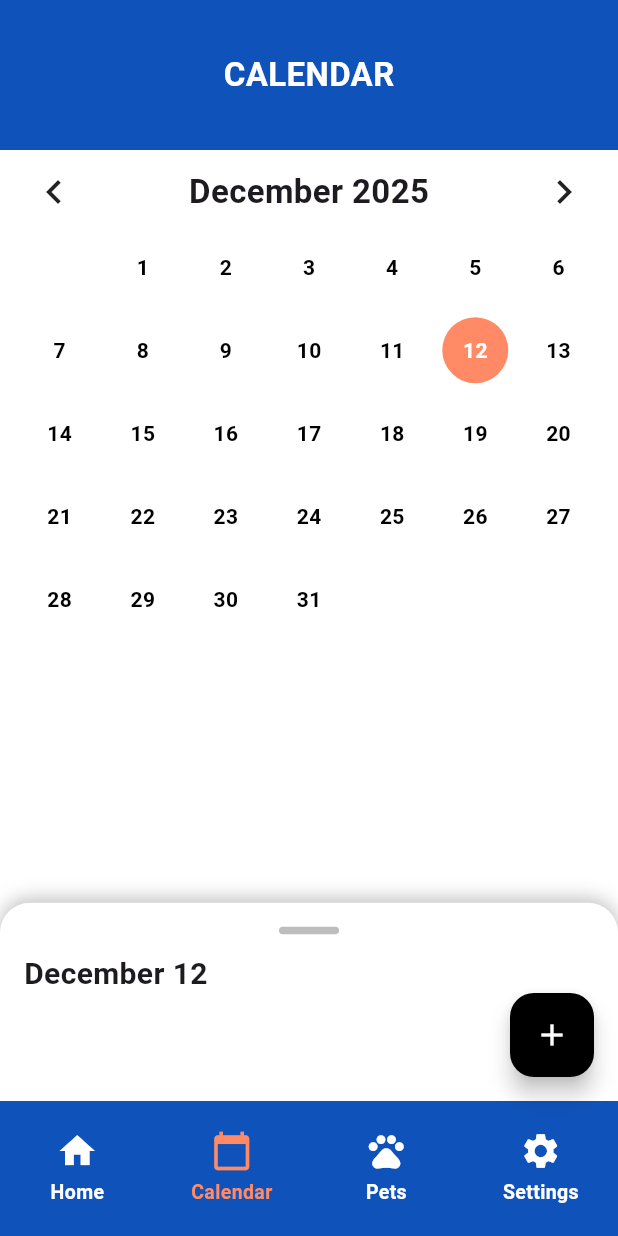
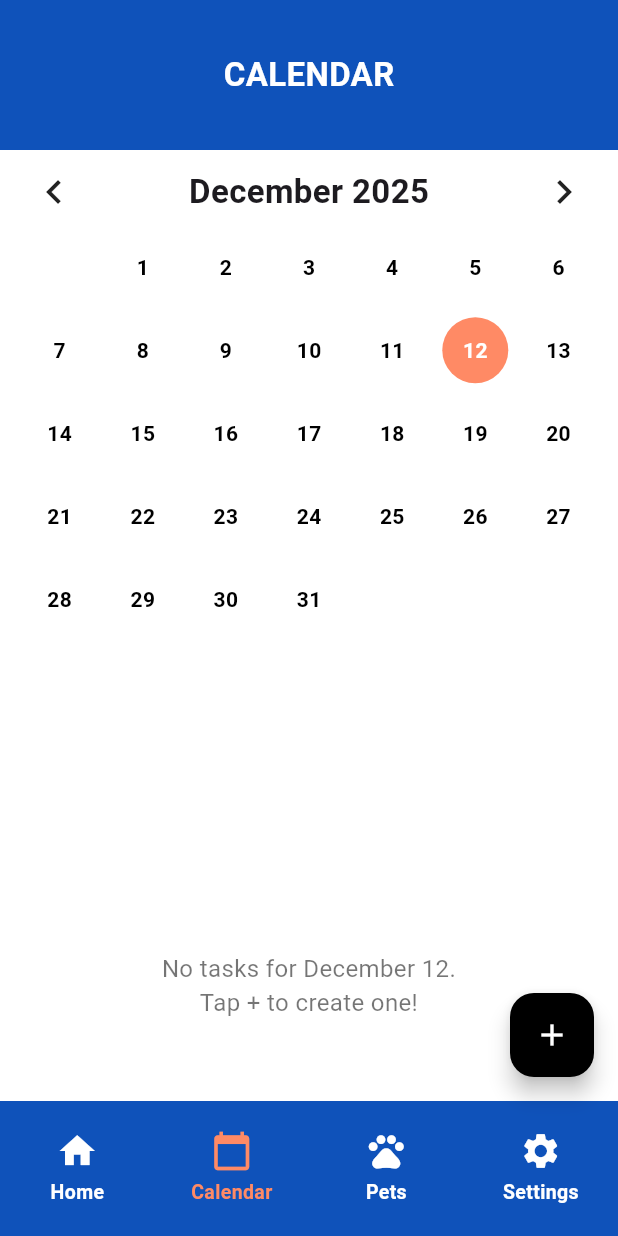
Before and after one commit to Solares10/PetMinder2.0, a Flutter app: the CalendarScreen screen opened by its route, on a phone screen of 412 x 824 dp. Run offline on Flutter 3.47's test engine with Material 3 defaults, Android fonts, the phone set to English and light mode, and no system bars; our stand-ins replace cloud_firestore, file_picker, firebase_auth, firebase_core, firebase_storage, image_picker; accounts and stored records are empty.

Commit message:
updates calendar screen so scroll works

```diff
--- a/lib/screens/calendar_screen.dart
+++ b/lib/screens/calendar_screen.dart
@@ -4,7 +4,7 @@ import 'package:firebase_auth/firebase_auth.dart';
 import 'package:intl/intl.dart';
 
 import 'package:petminder_flutter/widgets/bottom_nav.dart';
-import 'package:petminder_flutter/screens/filter_screen.dart'; // For AppFilters
+import 'package:petminder_flutter/screens/filter_screen.dart';
 
 class CalendarScreen extends StatefulWidget {
   const CalendarScreen({super.key});
@@ -17,28 +17,13 @@ class _CalendarScreenState extends State<CalendarScreen> {
   DateTime focusedMonth = DateTime.now();
   DateTime selectedDay = DateTime.now();
 
+  // key: "yyyy-MM-dd" → list of tasks
   Map<String, List<Map<String, dynamic>>> tasksByDay = {};
-
-  // Adding controller
-  late DraggableScrollableController _sheetController;
-  double _sheetSize = 0.18;
 
   @override
   void initState() {
     super.initState();
-    _sheetController = DraggableScrollableController();
-    _sheetController.addListener(() {
-      setState(() {
-        _sheetSize = _sheetController.size;
-      });
-    });
     loadMonthTasks();
-  }
-
-  @override
-  void dispose() {
-    _sheetController.dispose();
-    super.dispose();
   }
 
   // LOAD ALL TASKS FOR THE MONTH
@@ -85,32 +70,36 @@ class _CalendarScreenState extends State<CalendarScreen> {
     setState(() => tasksByDay = map);
   }
 
-  // Widget: Mini Week Bar
+  // ---------------- MINI 3-WEEK CALENDAR ----------------
   Widget _miniThreeWeekCalendar() {
     // Start of selected week (Sunday)
     final startOfCurrentWeek = selectedDay.subtract(
       Duration(days: selectedDay.weekday % 7),
     );
 
-    // Previous week
-    final startOfPrevWeek = startOfCurrentWeek.subtract(const Duration(days: 7));
+    final startOfPrevWeek =
+    startOfCurrentWeek.subtract(const Duration(days: 7));
+    final startOfNextWeek =
+    startOfCurrentWeek.add(const Duration(days: 7));
 
-    // Next week
-    final startOfNextWeek = startOfCurrentWeek.add(const Duration(days: 7));
+    // Weekday labels for the header row (Sun..Sat) based on current week
+    final headerDays =
+    List.generate(7, (i) => startOfCurrentWeek.add(Duration(days: i)));
 
-    // Helper: builds ONE week row
+    // Helper: builds ONE week row (numbers + dots only)
     Widget buildWeekRow(DateTime start) {
       final days = List.generate(7, (i) => start.add(Duration(days: i)));
 
       return Padding(
-        padding: const EdgeInsets.symmetric(vertical: 6),
+        padding: const EdgeInsets.symmetric(vertical: 4),
         child: Row(
           mainAxisAlignment: MainAxisAlignment.spaceBetween,
           children: days.map((date) {
             final key = DateFormat("yyyy-MM-dd").format(date);
-            final isSelected = DateFormat("yyyy-MM-dd").format(selectedDay) == key;
+            final isSelected =
+                DateFormat("yyyy-MM-dd").format(selectedDay) == key;
 
-            // Dot color logic (reuse exactly what your full grid uses)
+            // Dot color logic (reuse full grid logic)
             Color? dotColor;
             if (tasksByDay.containsKey(key)) {
               final tasks = tasksByDay[key]!;
@@ -129,34 +118,28 @@ class _CalendarScreenState extends State<CalendarScreen> {
 
             return GestureDetector(
               onTap: () {
+                final previousFocused = focusedMonth;
+
                 setState(() {
                   selectedDay = date;
 
-                  // If the tapped date is in a different month, update focusedMonth
-                  if (date.month != focusedMonth.month || date.year != focusedMonth.year) {
+                  if (date.month != focusedMonth.month ||
+                      date.year != focusedMonth.year) {
                     focusedMonth = DateTime(date.year, date.month);
                   }
                 });
 
-                // Reload tasks for the newly focused month
+                if (focusedMonth != previousFocused) {
                   loadMonthTasks();
+                }
               },
               child: Column(
+                mainAxisSize: MainAxisSize.min,
                 children: [
-                  // Weekday label (e.g., Mon, Tue)
-                  Text(
-                    DateFormat.E().format(date),
-                    style: TextStyle(
-                      fontSize: 12,
-                      color: isSelected ? Colors.blue : Colors.black54,
-                    ),
-                  ),
-                  const SizedBox(height: 4),
-
                   // Day circle
                   Container(
-                    width: 36,
-                    height: 36,
+                    width: 28,
+                    height: 28,
                     alignment: Alignment.center,
                     decoration: BoxDecoration(
                       shape: BoxShape.circle,
@@ -167,7 +150,7 @@ class _CalendarScreenState extends State<CalendarScreen> {
                     child: Text(
                       "${date.day}",
                       style: TextStyle(
-                        fontSize: 15,
+                        fontSize: 13,
                         fontWeight: FontWeight.bold,
                         color: isSelected ? Colors.white : Colors.black,
                       ),
@@ -177,9 +160,9 @@ class _CalendarScreenState extends State<CalendarScreen> {
                   // Dot (if tasks exist)
                   if (dotColor != null)
                     Container(
-                      width: 6,
-                      height: 6,
-                      margin: const EdgeInsets.only(top: 4),
+                      width: 4,
+                      height: 4,
+                      margin: const EdgeInsets.only(top: 2),
                       decoration: BoxDecoration(
                         shape: BoxShape.circle,
                         color: dotColor,
@@ -193,11 +176,41 @@ class _CalendarScreenState extends State<CalendarScreen> {
       );
     }
 
-    // Stack prev, current, next week vertically
+    // Full mini calendar: weekday header + 3 week rows
     return Padding(
-      padding: const EdgeInsets.symmetric(horizontal: 12),
+      padding: const EdgeInsets.symmetric(horizontal: 12, vertical: 4),
       child: Column(
+        mainAxisSize: MainAxisSize.min,
         children: [
+          // Weekday header row
+          Row(
+            mainAxisAlignment: MainAxisAlignment.spaceBetween,
+            children: headerDays.asMap().entries.map((entry) {
+              final index = entry.key;
+              final date = entry.value;
+
+              // Highlight the column that matches the selected day-of-week
+              final isSelectedDow =
+                  (selectedDay.weekday % 7) == (date.weekday % 7);
+
+              return SizedBox(
+                width: 28,
+                child: Center(
+                  child: Text(
+                    DateFormat.E().format(date),
+                    style: TextStyle(
+                      fontSize: 11,
+                      fontWeight:
+                      isSelectedDow ? FontWeight.bold : FontWeight.normal,
+                      color: isSelectedDow ? Colors.blue : Colors.black54,
+                    ),
+                  ),
+                ),
+              );
+            }).toList(),
+          ),
+          const SizedBox(height: 4),
+
           buildWeekRow(startOfPrevWeek),
           buildWeekRow(startOfCurrentWeek),
           buildWeekRow(startOfNextWeek),
@@ -207,7 +220,8 @@ class _CalendarScreenState extends State<CalendarScreen> {
   }
 
 
-  // --- UI STARTS HERE ---
+  // ---------------- UI ----------------
+
   @override
   Widget build(BuildContext context) {
     return Scaffold(
@@ -221,24 +235,32 @@ class _CalendarScreenState extends State<CalendarScreen> {
         child: const Icon(Icons.add, color: Colors.white),
       ),
 
-      body: Stack(
+      body: Column(
         children: [
-          Column(
-            children: [
+          // FIXED HEADER
           _header(),
-              _monthSelector(),
-              AnimatedCrossFade(
-                duration: const Duration(milliseconds: 200),
-                crossFadeState: _sheetSize <= 0.22
-                    ? CrossFadeState.showFirst
-                    : CrossFadeState.showSecond,
-                firstChild: _calendarGrid(),
-                secondChild: _miniThreeWeekCalendar(),
+
+          // SCROLLABLE AREA (month selector + calendar + tasks)
+          Expanded(
+            child: NestedScrollView(
+              headerSliverBuilder: (context, innerBoxIsScrolled) {
+                return [
+                  SliverPersistentHeader(
+                    pinned: true,
+                    delegate: _CalendarSliverDelegate(
+                      minHeight: 200,
+                      maxHeight: 480,
+                      buildMonthSelector: (context) => _monthSelector(),
+                      buildFull: (context) => _calendarGrid(),
+                      buildMini: (context) => _miniThreeWeekCalendar(),
                     ),
-            ],
                   ),
 
-          _taskSlideUpPanel(),
+                ];
+              },
+              body: _tasksListBody(),
+            ),
+          ),
         ],
       ),
     );
@@ -254,7 +276,10 @@ class _CalendarScreenState extends State<CalendarScreen> {
       child: const Text(
         "CALENDAR",
         style: TextStyle(
-            color: Colors.white, fontSize: 22, fontWeight: FontWeight.bold),
+          color: Colors.white,
+          fontSize: 22,
+          fontWeight: FontWeight.bold,
+        ),
       ),
     );
   }
@@ -274,10 +299,14 @@ class _CalendarScreenState extends State<CalendarScreen> {
                     DateTime(focusedMonth.year, focusedMonth.month - 1);
               });
               loadMonthTasks();
-              }),
+            },
+          ),
           Text(
             DateFormat("MMMM yyyy").format(focusedMonth),
-            style: const TextStyle(fontSize: 22, fontWeight: FontWeight.bold),
+            style: const TextStyle(
+              fontSize: 22,
+              fontWeight: FontWeight.bold,
+            ),
           ),
           GestureDetector(
             child: const Icon(Icons.chevron_right, size: 32),
@@ -287,7 +316,8 @@ class _CalendarScreenState extends State<CalendarScreen> {
                     DateTime(focusedMonth.year, focusedMonth.month + 1);
               });
               loadMonthTasks();
-              }),
+            },
+          ),
         ],
       ),
     );
@@ -309,8 +339,7 @@ class _CalendarScreenState extends State<CalendarScreen> {
 
     // DAYS OF MONTH
     for (int day = 1; day <= totalDays; day++) {
-      DateTime date =
-          DateTime(focusedMonth.year, focusedMonth.month, day);
+      DateTime date = DateTime(focusedMonth.year, focusedMonth.month, day);
       String key = DateFormat("yyyy-MM-dd").format(date);
 
       bool isSelected =
@@ -322,16 +351,17 @@ class _CalendarScreenState extends State<CalendarScreen> {
       if (tasksByDay.containsKey(key)) {
         final tasks = tasksByDay[key]!;
 
-        bool hasHigh =
-            tasks.any((t) => t["importance"] == "High");
-        bool hasNormal =
-            tasks.any((t) => t["importance"] == "Normal");
-        bool hasLow =
-            tasks.any((t) => t["importance"] == "Low");
+        bool hasHigh = tasks.any((t) => t["importance"] == "High");
+        bool hasNormal = tasks.any((t) => t["importance"] == "Normal");
+        bool hasLow = tasks.any((t) => t["importance"] == "Low");
 
-        if (hasHigh) dotColor = Colors.redAccent;
-        else if (hasNormal) dotColor = Colors.orangeAccent;
-        else if (hasLow) dotColor = Colors.lightBlueAccent;
+        if (hasHigh) {
+          dotColor = Colors.redAccent;
+        } else if (hasNormal) {
+          dotColor = Colors.orangeAccent;
+        } else if (hasLow) {
+          dotColor = Colors.lightBlueAccent;
+        }
       }
 
       cells.add(
@@ -357,7 +387,6 @@ class _CalendarScreenState extends State<CalendarScreen> {
                   ),
                 ),
               ),
-
               if (dotColor != null)
                 Container(
                   width: 7,
@@ -384,60 +413,55 @@ class _CalendarScreenState extends State<CalendarScreen> {
     );
   }
 
-  // SLIDE-UP TASK PANEL (COLLAPSED: 2 tasks)
-  Widget _taskSlideUpPanel() {
+  // TASK LIST BODY (SCROLLS AND COLLAPSES HEADER)
+  // TASK LIST BODY (SCROLLS AND COLLAPSES HEADER)
+  Widget _tasksListBody() {
     final key = DateFormat("yyyy-MM-dd").format(selectedDay);
     final tasks = tasksByDay[key] ?? [];
 
-    return DraggableScrollableSheet(
-      controller: _sheetController,
-      initialChildSize: 0.18,
-      minChildSize: 0.18,
-      maxChildSize: 0.75,
-      builder: (context, scroll) {
-        return Container(
-          padding: const EdgeInsets.all(16),
-          decoration: const BoxDecoration(
-            color: Colors.white,
-            borderRadius:
-                BorderRadius.vertical(top: Radius.circular(20)),
-            boxShadow: [
-              BoxShadow(
-                  blurRadius: 10,
-                  color: Colors.black26,
-                  offset: Offset(0, -2))
-            ],
-          ),
-          child: Column(
-            crossAxisAlignment: CrossAxisAlignment.start,
-            children: [
-              // Panel handle
-              Center(
-                child: Container(
-                  width: 40,
-                  height: 5,
-                  margin: const EdgeInsets.only(bottom: 12),
-                  decoration: BoxDecoration(
-                    color: Colors.grey.shade400,
-                    borderRadius: BorderRadius.circular(20),
+    // EMPTY STATE (no scrolling, just message)
+    if (tasks.isEmpty) {
+      return Center(
+        child: Padding(
+          padding: const EdgeInsets.all(24),
+          child: Text(
+            "No tasks for ${DateFormat("MMMM d").format(selectedDay)}.\nTap + to create one!",
+            textAlign: TextAlign.center,
+            style: const TextStyle(fontSize: 16, color: Colors.black54),
           ),
         ),
+      );
+    }
+
+    // If there are only a few tasks, don't let the inner list scroll.
+    final bool fewTasks = tasks.length <= 2; // bump to 3 if you want
+
+    return ListView.builder(
+      padding: const EdgeInsets.fromLTRB(
+        16,
+        24,  // <- constant top padding now
+        16,
+        90,
       ),
-
-              Text(
+      physics: fewTasks
+          ? const NeverScrollableScrollPhysics()
+          : const BouncingScrollPhysics(),
+      itemCount: tasks.length + 1,
+      itemBuilder: (context, index) {
+        if (index == 0) {
+          return Padding(
+            padding: const EdgeInsets.only(bottom: 12),
+            child: Text(
               DateFormat("MMMM d").format(selectedDay),
               style: const TextStyle(
-                    fontSize: 20, fontWeight: FontWeight.bold),
+                fontSize: 20,
+                fontWeight: FontWeight.bold,
               ),
+            ),
+          );
+        }
 
-              const SizedBox(height: 12),
-
-              Expanded(
-                child: ListView.builder(
-                  controller: scroll,
-                  itemCount: tasks.length.clamp(0, 50),
-                  itemBuilder: (context, i) {
-                    final t = tasks[i];
+        final t = tasks[index - 1];
 
         return GestureDetector(
           onTap: () {
@@ -450,16 +474,12 @@ class _CalendarScreenState extends State<CalendarScreen> {
           child: _taskTile(t),
         );
       },
-                ),
-              ),
-            ],
-          ),
-        );
-      },
     );
   }
 
-  // TASK TILE FOR SLIDE-UP PANEL
+
+
+  // TASK TILE
   Widget _taskTile(Map<String, dynamic> t) {
     String title = t["name"];
     String time = t["time"];
@@ -506,7 +526,9 @@ class _CalendarScreenState extends State<CalendarScreen> {
                 Text(
                   title,
                   style: const TextStyle(
-                      fontWeight: FontWeight.bold, fontSize: 16),
+                    fontWeight: FontWeight.bold,
+                    fontSize: 16,
+                  ),
                 ),
                 const SizedBox(height: 4),
                 Text(
@@ -531,3 +553,48 @@ class _CalendarScreenState extends State<CalendarScreen> {
     );
   }
 }
+
+// ---------------- SLIVER DELEGATE FOR COLLAPSING CALENDAR ----------------
+
+class _CalendarSliverDelegate extends SliverPersistentHeaderDelegate {
+  final double minHeight;
+  final double maxHeight;
+  final Widget Function(BuildContext) buildMonthSelector;
+  final Widget Function(BuildContext) buildFull;
+  final Widget Function(BuildContext) buildMini;
+
+  _CalendarSliverDelegate({
+    required this.minHeight,
+    required this.maxHeight,
+    required this.buildMonthSelector,
+    required this.buildFull,
+    required this.buildMini,
+  });
+
+  @override
+  double get minExtent => minHeight;
+
+  @override
+  double get maxExtent => maxHeight;
+
+  @override
+  Widget build(
+      BuildContext context, double shrinkOffset, bool overlapsContent) {
+    final t = (shrinkOffset / (maxExtent - minExtent)).clamp(0.0, 1.0);
+
+    final calendar = t < 0.5 ? buildFull(context) : buildMini(context);
+
+    return Container(
+      color: Colors.white,
+      child: Column(
+        children: [
+          buildMonthSelector(context),
+          Expanded(child: calendar),
+        ],
+      ),
+    );
+  }
+
+  @override
+  bool shouldRebuild(_CalendarSliverDelegate oldDelegate) => true;
+}
```
Lines whose indentation alone changed are shown as unchanged.
